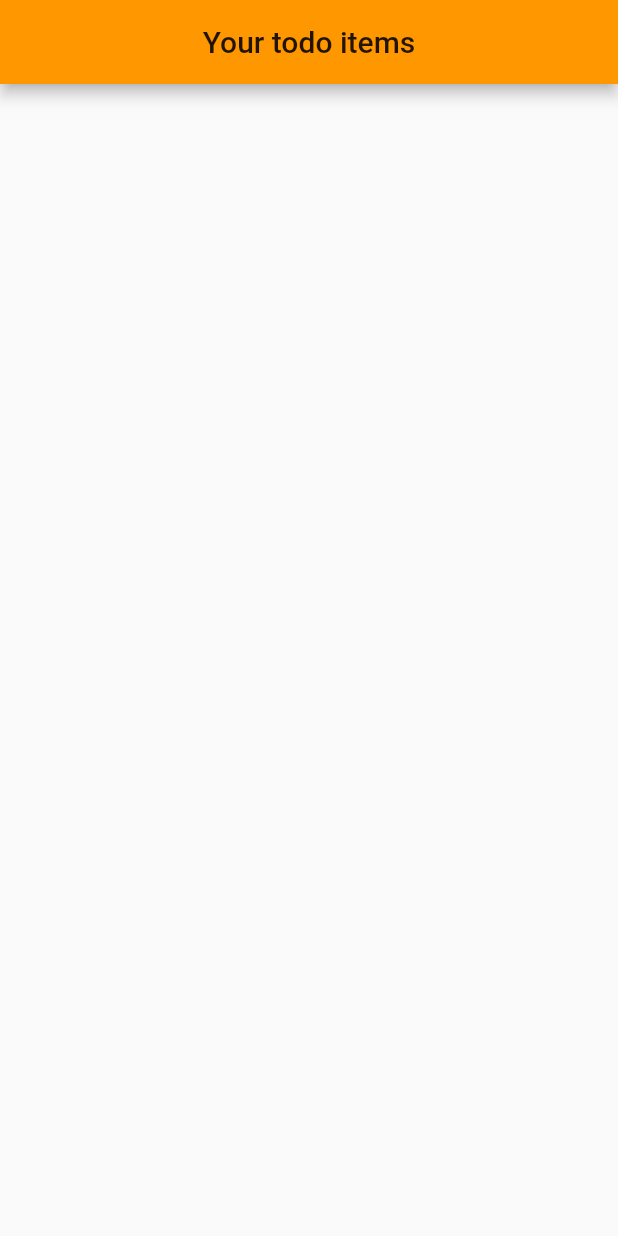
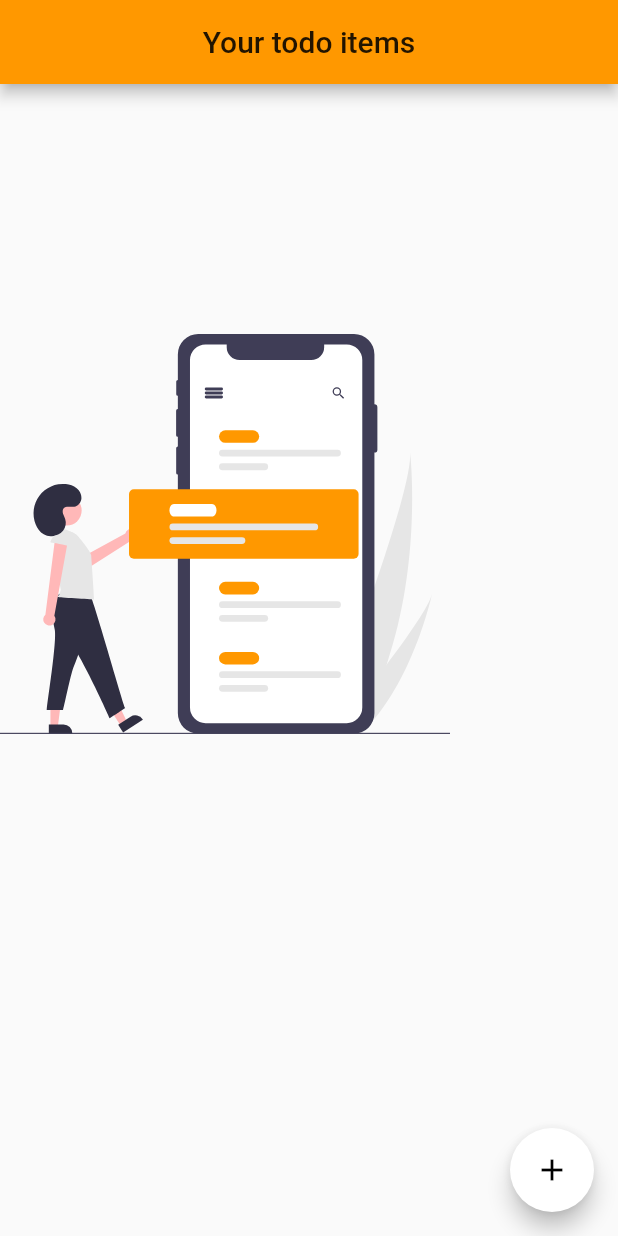
Before and after one commit to OnyemaAnthony/todo_firestore, a Flutter app: the screen it shows after launch, on a phone screen of 412 x 824 dp. Run offline on Flutter 3.47's test engine with Material 2 defaults, Android fonts, the phone set to English and light mode, and no system bars; our stand-ins replace bloc, cloud_firestore, equatable, firebase_core, flutter_bloc, flutter_spinkit and 2 more; accounts and stored records are empty.

Commit message:
create add todo screen

```diff
--- /dev/null
+++ b/lib/Ui/empty_screen.dart
@@ -0,0 +1,42 @@
+import 'package:flutter/material.dart';
+import 'package:flutter_svg/svg.dart';
+
+class EmptyScreen extends StatefulWidget {
+  @override
+  _EmptyScreenState createState() => _EmptyScreenState();
+}
+
+class _EmptyScreenState extends State<EmptyScreen> {
+  @override
+  Widget build(BuildContext context) {
+    return Scaffold(
+      appBar: AppBar(
+        title: Text('Your todo items'),
+        centerTitle: true,
+      ),
+      floatingActionButton: FloatingActionButton(
+        backgroundColor: Colors.white,
+        onPressed: () {
+
+        },
+        child: Icon(Icons.add),
+      ),
+      body: SingleChildScrollView(
+        child: Container(
+          child: Column(
+            children: [
+              Container(
+                height: 600,
+                width: 300,
+                child: SvgPicture.asset('assets/images/empty.svg'),
+              ),
+              // SizedBox(height: 10,),
+
+             // Text('Your Todo is empty click on the Button to add new Todo')
+            ],
+          ),
+        ),
+      ),
+    );
+  }
+}
--- a/lib/Ui/home_screen.dart
+++ b/lib/Ui/home_screen.dart
@@ -1,4 +1,5 @@
 import 'package:flutter/material.dart';
+import 'package:flutter_svg/svg.dart';
 
 class HomeScreen extends StatefulWidget {
   @override
@@ -10,9 +11,10 @@ class _HomeScreenState extends State<HomeScreen> {
   Widget build(BuildContext context) {
     return Scaffold(
       appBar: AppBar(
-        title: Text('Your todo items'),
+        title: Text('Your todo for today'),
         centerTitle: true,
       ),
+
     );
   }
 }
--- a/lib/model/TodoModel.dart
+++ b/lib/model/TodoModel.dart
@@ -21,7 +21,7 @@ class TodoModel {
     };
   }
 
-  TodoModel.fromFirestore(DocumentSnapshot<Map<String, dynamic>>  todo)
+  TodoModel.fromFirestore(QueryDocumentSnapshot<Map<String, dynamic>>  todo)
       :  id = todo.id,
         title = todo.data()!['title'],
         description = todo.data()!['description'],
--- a/pubspec.yaml
+++ b/pubspec.yaml
@@ -30,8 +30,11 @@ dependencies:
   cupertino_icons: ^1.0.2
   flutter_bloc: ^7.0.1
   cloud_firestore: ^2.4.0
+  flutter_spinkit: ^5.0.0
   firebase_core: ^1.4.0
   equatable: ^2.0.3
+  fluttertoast: ^8.0.7
+  flutter_svg: ^0.22.0
 
 dev_dependencies:
   flutter_test:
```
Also changed, not shown: lib/Bloc/todo_bloc.dart (+18 -2 lines), lib/Bloc/todo_event.dart (+8 -0 lines), lib/Repository/todo_repository.dart (+8 -0 lines), lib/Ui/add_todo.dart (added, +20 -0 lines), lib/Utilities/utilities.dart (added, +34 -0 lines), lib/main.dart (+14 -5 lines), assets/images/empty.svg, lib/Bloc/todo_state.dart (line endings or trailing spaces), pubspec.lock.
